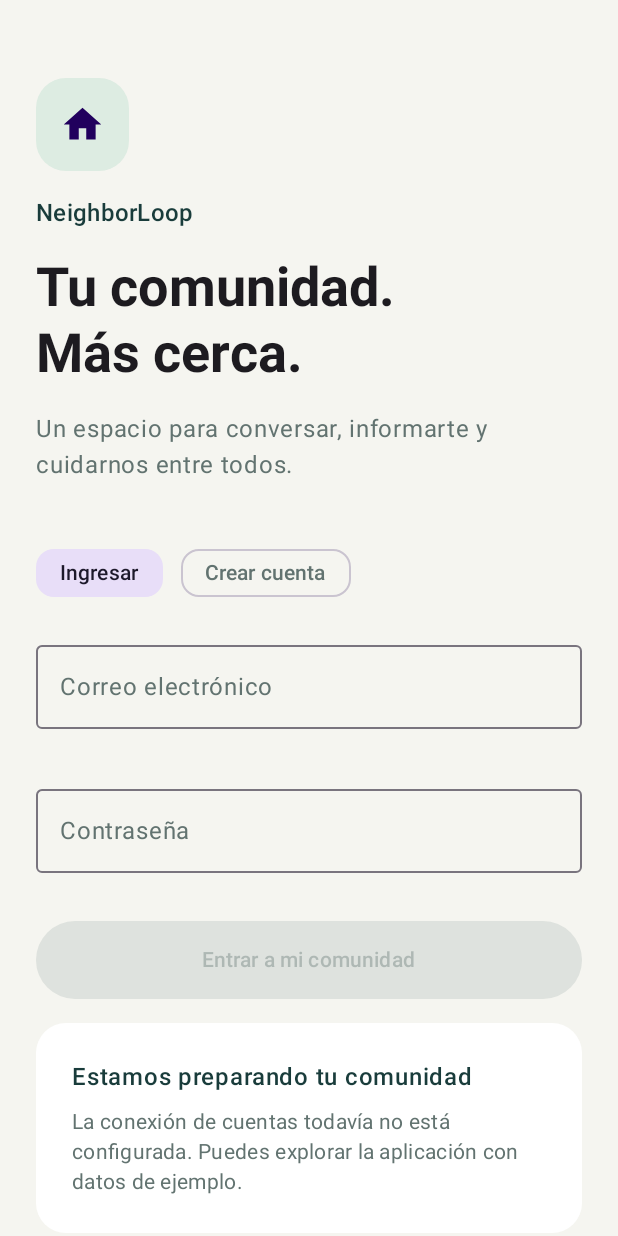
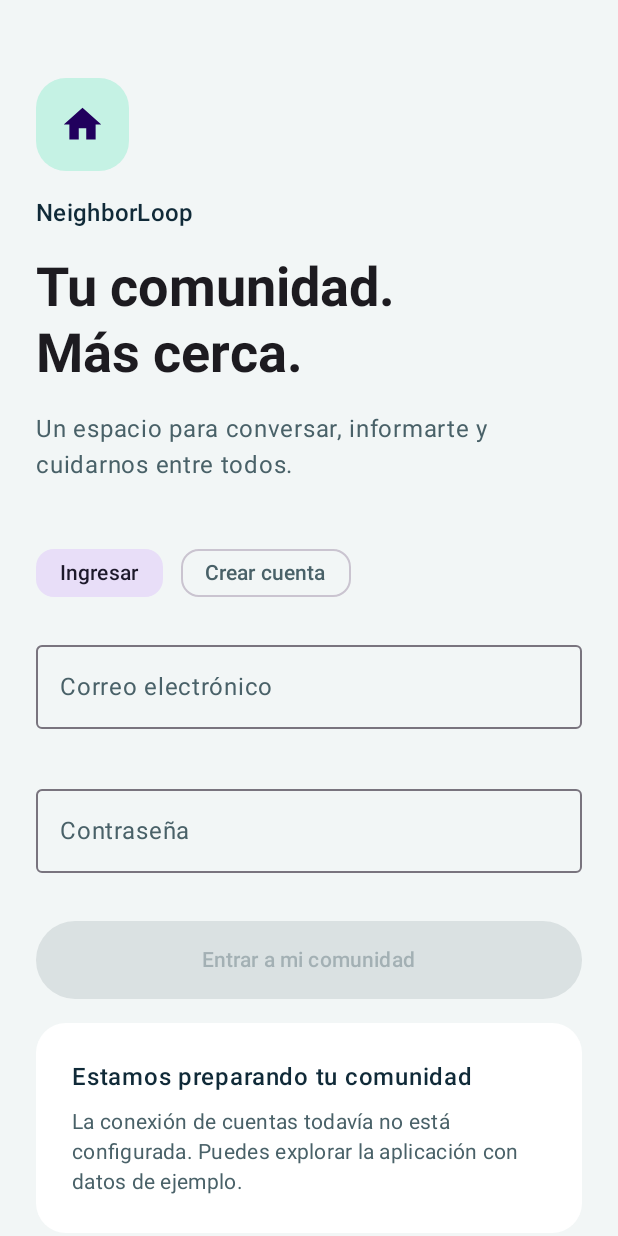
Before and after one commit to TheoxJhonny/app-condominios, an Android app built with Jetpack Compose: the screen it shows after launch (MainActivity), on a phone screen of 412 x 824 dp. Run offline under Robolectric (Android 15) with nearby library versions, the phone set to English and light mode, and no system bars; our stand-ins replace Firebase (no records; nobody signed in at launch, a user with empty details on screens opened directly); 2 statements that could not run were skipped.

Commit message:
style: introduce NeighborLoop icon and refresh home and alerts

```diff
--- a/app/src/main/AndroidManifest.xml
+++ b/app/src/main/AndroidManifest.xml
@@ -2,7 +2,7 @@
 <manifest xmlns:android="http://schemas.android.com/apk/res/android">
     <uses-permission android:name="android.permission.INTERNET" />
     <uses-permission android:name="android.permission.POST_NOTIFICATIONS" />
-    <application android:allowBackup="false" android:label="@string/app_name" android:supportsRtl="true" android:theme="@android:style/Theme.Material.Light.NoActionBar" android:usesCleartextTraffic="false">
+    <application android:allowBackup="false" android:icon="@drawable/neighborloop_icon" android:label="@string/app_name" android:supportsRtl="true" android:theme="@android:style/Theme.Material.Light.NoActionBar" android:usesCleartextTraffic="false">
         <activity android:name=".MainActivity" android:exported="true">
             <intent-filter>
                 <action android:name="android.intent.action.MAIN" />
--- a/app/src/main/java/cl/comunidad/conectada/ui/AlertsScreen.kt
+++ b/app/src/main/java/cl/comunidad/conectada/ui/AlertsScreen.kt
@@ -19,8 +19,7 @@ import cl.comunidad.conectada.domain.*
 fun AlertsScreen(state: CommunityState, model: CommunityViewModel, onAlert: () -> Unit, onNotificationPermission: () -> Unit) {
     var showConnection by remember { mutableStateOf(false) }
     LazyColumn(contentPadding = PaddingValues(20.dp), verticalArrangement = Arrangement.spacedBy(18.dp)) {
-        item { Text("Cuidarnos empieza\npor estar conectados.", style = MaterialTheme.typography.headlineMedium, fontWeight = FontWeight.Bold) }
-        item { Surface(color = Color.White, shape = MaterialTheme.shapes.medium) {
+        item { Surface(color = if (state.mqttConnected) Mint else Color.White, shape = MaterialTheme.shapes.medium) {
             Column(Modifier.fillMaxWidth().padding(20.dp), verticalArrangement = Arrangement.spacedBy(12.dp)) {
                 Text(if (state.mqttConnected) "● Servicio de alertas conectado" else if (state.mqttConnecting) "Conectando al servicio…" else "○ Servicio de alertas desconectado", fontWeight = FontWeight.SemiBold)
                 Text("Las alertas en tiempo real se reciben con la aplicación abierta y conectada.", color = Muted)
--- a/app/src/main/java/cl/comunidad/conectada/ui/CommunityTheme.kt
+++ b/app/src/main/java/cl/comunidad/conectada/ui/CommunityTheme.kt
@@ -6,18 +6,18 @@ import androidx.compose.runtime.Composable
 import androidx.compose.ui.graphics.Color
 import androidx.compose.ui.unit.dp
 
-val Ink = Color(0xFF193C3B)
-val Paper = Color(0xFFF5F5F0)
-val Mint = Color(0xFFDDECE2)
-val Muted = Color(0xFF627370)
-val AlertRed = Color(0xFFAD413B)
+val Ink = Color(0xFF102A38)
+val Paper = Color(0xFFF2F6F6)
+val Mint = Color(0xFFC5F2E4)
+val Muted = Color(0xFF496168)
+val AlertRed = Color(0xFFB12D3D)
 
 @Composable
 fun CommunityTheme(content: @Composable () -> Unit) {
     MaterialTheme(
         colorScheme = lightColorScheme(primary = Ink, onPrimary = Color.White, primaryContainer = Mint,
-            secondary = Color(0xFFAC6B43), background = Paper, surface = Paper,
-            surfaceContainer = Color(0xFFEDEFE8), surfaceContainerLow = Color.White,
+            secondary = Color(0xFF176B65), background = Paper, surface = Paper,
+            surfaceContainer = Color(0xFFE2EFED), surfaceContainerLow = Color.White,
             onSurface = Ink, onSurfaceVariant = Muted, error = AlertRed),
         shapes = Shapes(small = RoundedCornerShape(12.dp), medium = RoundedCornerShape(20.dp), large = RoundedCornerShape(28.dp)),
         content = content
```
Also changed, not shown: app/src/main/java/cl/comunidad/conectada/ui/CommunityApp.kt (+21 -6 lines), app/src/main/res/drawable/neighborloop_icon.xml (added, +9 -0 lines).
